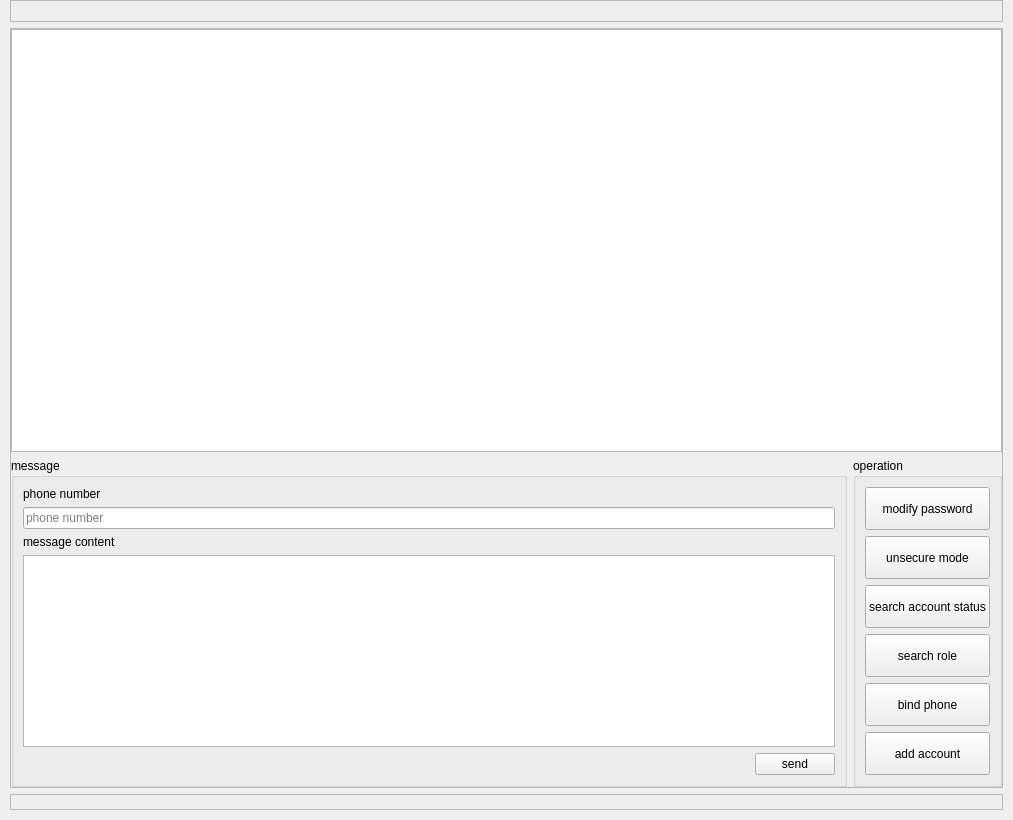
This is MainApp/src/CUiCenter.ui in AlexRain/BRSystem as Qt 5 draws it before an edit. The edited form follows.
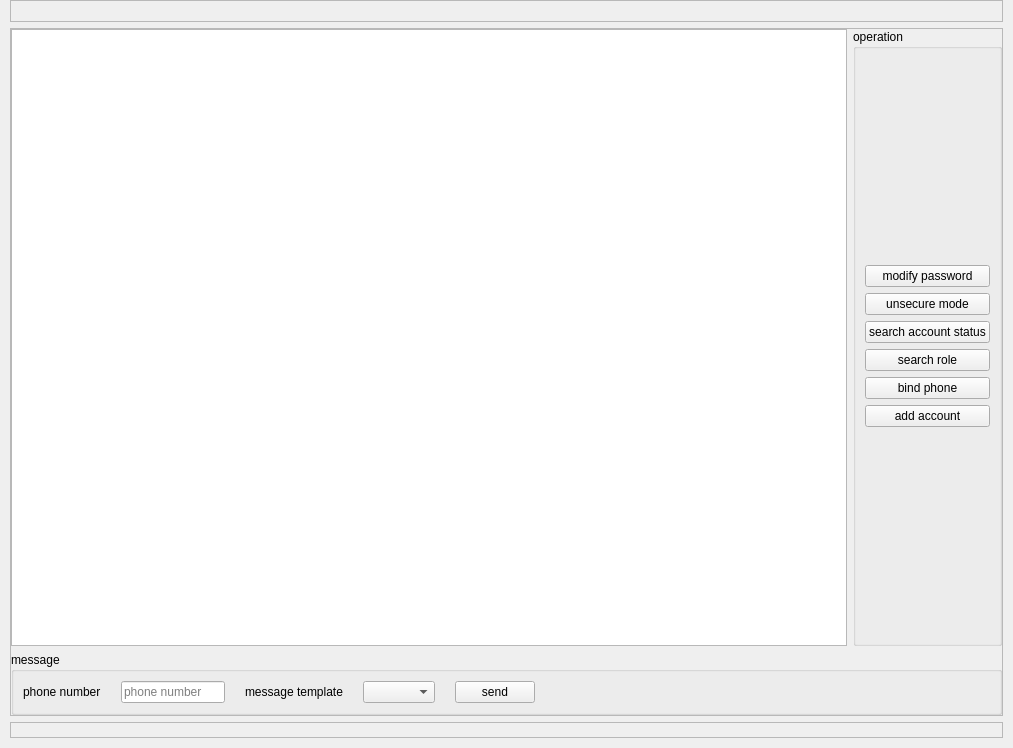
This is the edited form. Custom widgets are drawn as their Qt base class.

Commit message: modify UI layout and window type

```diff
--- a/MainApp/src/CUiCenter.ui
+++ b/MainApp/src/CUiCenter.ui
@@ -7,7 +7,7 @@
     <x>0</x>
     <y>0</y>
     <width>1013</width>
-    <height>820</height>
+    <height>748</height>
    </rect>
   </property>
   <property name="windowTitle">
@@ -94,7 +94,7 @@
      <property name="frameShadow">
       <enum>QFrame::Raised</enum>
      </property>
-     <layout class="QVBoxLayout" name="verticalLayout_4" stretch="8,2">
+     <layout class="QVBoxLayout" name="verticalLayout_4" stretch="8,0">
       <property name="leftMargin">
        <number>0</number>
       </property>
@@ -131,118 +131,25 @@
          <item>
           <widget class="CTableview" name="tableView"/>
          </item>
-        </layout>
-       </widget>
-      </item>
-      <item>
-       <widget class="QFrame" name="frameTool">
-        <property name="sizePolicy">
-         <sizepolicy hsizetype="Preferred" vsizetype="Preferred">
-          <horstretch>0</horstretch>
-          <verstretch>0</verstretch>
-         </sizepolicy>
-        </property>
-        <layout class="QHBoxLayout" name="horizontalLayout_3">
-         <property name="leftMargin">
-          <number>0</number>
-         </property>
-         <property name="topMargin">
-          <number>0</number>
-         </property>
-         <property name="rightMargin">
-          <number>0</number>
-         </property>
-         <property name="bottomMargin">
-          <number>0</number>
-         </property>
-         <item>
-          <widget class="QGroupBox" name="groupBox">
-           <property name="sizePolicy">
-            <sizepolicy hsizetype="Preferred" vsizetype="Preferred">
-             <horstretch>0</horstretch>
-             <verstretch>0</verstretch>
-            </sizepolicy>
-           </property>
-           <property name="title">
-            <string>message</string>
-           </property>
-           <layout class="QFormLayout" name="formLayout">
-            <property name="sizeConstraint">
-             <enum>QLayout::SetDefaultConstraint</enum>
-            </property>
-            <property name="fieldGrowthPolicy">
-             <enum>QFormLayout::AllNonFixedFieldsGrow</enum>
-            </property>
-            <property name="rowWrapPolicy">
-             <enum>QFormLayout::WrapLongRows</enum>
-            </property>
-            <item row="0" column="0">
-             <widget class="QLabel" name="label_phone_number">
-              <property name="text">
-               <string>phone number</string>
-              </property>
-             </widget>
-            </item>
-            <item row="1" column="0" colspan="2">
-             <widget class="QLineEdit" name="lineEdit_phone">
-              <property name="placeholderText">
-               <string>phone number</string>
-              </property>
-             </widget>
-            </item>
-            <item row="2" column="0">
-             <widget class="QLabel" name="label_msg_content">
-              <property name="text">
-               <string>message content</string>
-              </property>
-             </widget>
-            </item>
-            <item row="3" column="0" colspan="2">
-             <widget class="QPlainTextEdit" name="messageContent">
-              <property name="horizontalScrollBarPolicy">
-               <enum>Qt::ScrollBarAlwaysOff</enum>
-              </property>
-             </widget>
-            </item>
-            <item row="4" column="0" colspan="2">
-             <layout class="QHBoxLayout" name="horizontalLayout">
-              <item>
-               <spacer name="horizontalSpacer">
-                <property name="orientation">
-                 <enum>Qt::Horizontal</enum>
-                </property>
-                <property name="sizeHint" stdset="0">
-                 <size>
-                  <width>40</width>
-                  <height>20</height>
-                 </size>
-                </property>
-               </spacer>
-              </item>
-              <item>
-               <widget class="QPushButton" name="btn_send_msg">
-                <property name="sizePolicy">
-                 <sizepolicy hsizetype="Preferred" vsizetype="Preferred">
-                  <horstretch>0</horstretch>
-                  <verstretch>0</verstretch>
-                 </sizepolicy>
-                </property>
-                <property name="text">
-                 <string>send</string>
-                </property>
-               </widget>
-              </item>
-             </layout>
-            </item>
-           </layout>
-          </widget>
-         </item>
          <item>
           <widget class="QGroupBox" name="groupBox_btn">
            <property name="title">
             <string>operation</string>
            </property>
            <layout class="QVBoxLayout" name="verticalLayout">
+            <item>
+             <spacer name="verticalSpacer">
+              <property name="orientation">
+               <enum>Qt::Vertical</enum>
+              </property>
+              <property name="sizeHint" stdset="0">
+               <size>
+                <width>20</width>
+                <height>40</height>
+               </size>
+              </property>
+             </spacer>
+            </item>
             <item>
              <widget class="QPushButton" name="bt_modify_pwd">
               <property name="sizePolicy">
@@ -321,12 +228,111 @@
               </property>
              </widget>
             </item>
+            <item>
+             <spacer name="verticalSpacer_2">
+              <property name="orientation">
+               <enum>Qt::Vertical</enum>
+              </property>
+              <property name="sizeHint" stdset="0">
+               <size>
+                <width>20</width>
+                <height>40</height>
+               </size>
+              </property>
+             </spacer>
+            </item>
            </layout>
           </widget>
          </item>
         </layout>
        </widget>
       </item>
+      <item>
+       <widget class="QGroupBox" name="groupBox">
+        <property name="sizePolicy">
+         <sizepolicy hsizetype="Preferred" vsizetype="Preferred">
+          <horstretch>0</horstretch>
+          <verstretch>0</verstretch>
+         </sizepolicy>
+        </property>
+        <property name="title">
+         <string>message</string>
+        </property>
+        <layout class="QHBoxLayout" name="horizontalLayout_3">
+         <item>
+          <layout class="QHBoxLayout" name="horizontalLayout">
+           <property name="spacing">
+            <number>20</number>
+           </property>
+           <item>
+            <layout class="QHBoxLayout" name="horizontalLayout_6">
+             <property name="rightMargin">
+              <number>0</number>
+             </property>
+             <item>
+              <widget class="QLabel" name="label_phone_number">
+               <property name="text">
+                <string>phone number</string>
+               </property>
+              </widget>
+             </item>
+             <item>
+              <widget class="QLineEdit" name="lineEdit_phone">
+               <property name="placeholderText">
+                <string>phone number</string>
+               </property>
+              </widget>
+             </item>
+            </layout>
+           </item>
+           <item>
+            <layout class="QHBoxLayout" name="horizontalLayout_7">
+             <property name="rightMargin">
+              <number>0</number>
+             </property>
+             <item>
+              <widget class="QLabel" name="label_message_temp">
+               <property name="text">
+                <string>message template</string>
+               </property>
+              </widget>
+             </item>
+             <item>
+              <widget class="QComboBox" name="comboBox_template"/>
+             </item>
+            </layout>
+           </item>
+           <item>
+            <widget class="QPushButton" name="btn_send_msg">
+             <property name="sizePolicy">
+              <sizepolicy hsizetype="Preferred" vsizetype="Preferred">
+               <horstretch>0</horstretch>
+               <verstretch>0</verstretch>
+              </sizepolicy>
+             </property>
+             <property name="text">
+              <string>send</string>
+             </property>
+            </widget>
+           </item>
+          </layout>
+         </item>
+         <item>
+          <spacer name="horizontalSpacer">
+           <property name="orientation">
+            <enum>Qt::Horizontal</enum>
+           </property>
+           <property name="sizeHint" stdset="0">
+            <size>
+             <width>459</width>
+             <height>20</height>
+            </size>
+           </property>
+          </spacer>
+         </item>
+        </layout>
+       </widget>
+      </item>
      </layout>
     </widget>
    </item>
```
The commit also changes 12 other files.
